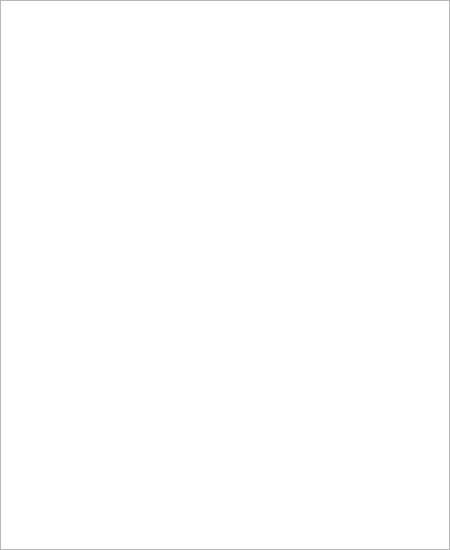
Old version of the form src/help.ui in the repository NeiroNext/QuickTranslator.
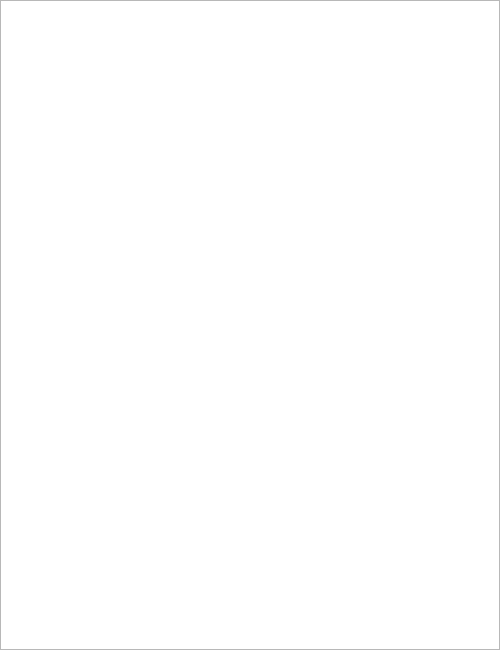
New version of the form. Icons and pictures are not drawn.

Commit message: Add images for EN and UK help pages Correct anchors for EN help page

```diff
--- a/src/help.ui
+++ b/src/help.ui
@@ -6,19 +6,19 @@
    <rect>
     <x>0</x>
     <y>0</y>
-    <width>450</width>
-    <height>550</height>
+    <width>500</width>
+    <height>650</height>
    </rect>
   </property>
   <property name="minimumSize">
    <size>
-    <width>450</width>
+    <width>500</width>
     <height>550</height>
    </size>
   </property>
   <property name="maximumSize">
    <size>
-    <width>500</width>
+    <width>800</width>
     <height>16777215</height>
    </size>
   </property>
```
Left out of the diff: 3 changed lines with no effect on the pictures. The commit also changes 20 other files.
